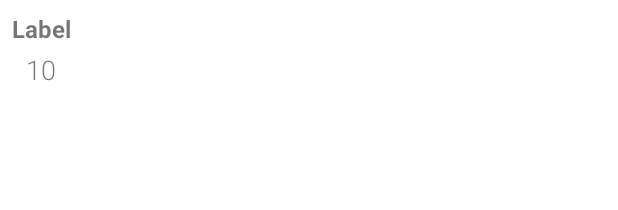
After one commit to myanes-dev/marvel-android-mvvm-clean-architecture, an Android app: the layout cv_resource_counter.xml on its own in the app's theme, with its tools: preview values and no code run, on a phone screen of 412 x 824 dp. The commit adds this screen. Shown: the top 210 px of the screen. Run offline under Robolectric (Android 15) with nearby library versions, the phone set to English and light mode, and no system bars.

Commit message:
added real data for hero detail with resources counters

```diff
--- a/app/src/main/java/dev/myanes/marvelheroes/config/DI.kt
+++ b/app/src/main/java/dev/myanes/marvelheroes/config/DI.kt
@@ -4,6 +4,7 @@ import dev.myanes.marvelheroes.data.datasources.HttpDataSource
 import dev.myanes.marvelheroes.data.datasources.Remote
 import dev.myanes.marvelheroes.data.repositories.HeroRepositoryImpl
 import dev.myanes.marvelheroes.domain.repositories.HeroRepository
+import dev.myanes.marvelheroes.domain.usecases.GetHeroDetailUseCase
 import dev.myanes.marvelheroes.domain.usecases.GetHeroesUseCase
 import dev.myanes.marvelheroes.presentation.screens.herodetail.HeroDetailViewModel
 import dev.myanes.marvelheroes.presentation.screens.herolist.HeroListViewModel
@@ -33,10 +34,11 @@ val dataModule = module {
 val domainModule = module {
     // UseCases
     factory { GetHeroesUseCase(heroRepository = get()) }
+    factory { GetHeroDetailUseCase(heroRepository = get()) }
 }
 
 val presentationModule = module {
     // ViewModels
     viewModel { HeroListViewModel(getHeroesUseCase = get()) }
-    viewModel { HeroDetailViewModel() }
+    viewModel { HeroDetailViewModel(getHeroDetailUseCase = get()) }
 }
--- a/app/src/main/java/dev/myanes/marvelheroes/data/datasources/Remote.kt
+++ b/app/src/main/java/dev/myanes/marvelheroes/data/datasources/Remote.kt
@@ -6,5 +6,5 @@ import dev.myanes.marvelheroes.domain.models.Hero
 
 interface Remote {
     suspend fun getLatestHeroes(): Either<Result.Error, List<Hero>>
-    suspend fun getHeroDetail(): Either<Result.Error, Hero>
+    suspend fun getHeroDetail(id: String): Either<Result.Error, Hero>
 }
--- a/app/src/main/java/dev/myanes/marvelheroes/data/repositories/HeroRepositoryImpl.kt
+++ b/app/src/main/java/dev/myanes/marvelheroes/data/repositories/HeroRepositoryImpl.kt
@@ -10,7 +10,7 @@ class HeroRepositoryImpl(private val remoteDataSource: Remote) : HeroRepository
     override suspend fun getLatestHeroes(): Either<Result.Error, List<Hero>> =
         remoteDataSource.getLatestHeroes()
 
-    override suspend fun getHeroDetail(): Either<Result.Error, Hero> =
-        remoteDataSource.getHeroDetail()
+    override suspend fun getHeroDetail(id: String): Either<Result.Error, Hero> =
+        remoteDataSource.getHeroDetail(id)
 
 }
--- a/app/src/main/java/dev/myanes/marvelheroes/domain/repositories/HeroRepository.kt
+++ b/app/src/main/java/dev/myanes/marvelheroes/domain/repositories/HeroRepository.kt
@@ -6,5 +6,5 @@ import dev.myanes.marvelheroes.domain.models.Hero
 
 interface HeroRepository {
     suspend fun getLatestHeroes(): Either<Result.Error, List<Hero>>
-    suspend fun getHeroDetail(): Either<Result.Error, Hero>
+    suspend fun getHeroDetail(id: String): Either<Result.Error, Hero>
 }
--- /dev/null
+++ b/app/src/main/res/layout/cv_resource_counter.xml
@@ -0,0 +1,32 @@
+<?xml version="1.0" encoding="utf-8"?>
+<LinearLayout xmlns:android="http://schemas.android.com/apk/res/android"
+    xmlns:tools="http://schemas.android.com/tools"
+    android:layout_width="0dp"
+    android:layout_height="wrap_content"
+    android:layout_margin="@dimen/MARGIN_S"
+    android:layout_weight="1"
+    android:orientation="vertical"
+    tools:layout_width="wrap_content">
+
+    <TextView
+        android:id="@+id/tvCounterLabel"
+        android:layout_width="match_parent"
+        android:layout_height="wrap_content"
+        android:gravity="center"
+        android:textIsSelectable="true"
+        android:textStyle="bold"
+        android:textSize="@dimen/font_size_M"
+        android:layout_marginBottom="@dimen/MARGIN_XS"
+        tools:text="Label" />
+
+    <TextView
+        android:id="@+id/tvCounterValue"
+        android:layout_width="match_parent"
+        android:layout_height="wrap_content"
+        android:gravity="center"
+        android:textSize="@dimen/font_size_L"
+        android:fontFamily="sans-serif-light"
+        android:textIsSelectable="true"
+        tools:text="10" />
+
+</LinearLayout>
--- a/app/src/main/res/values/strings.xml
+++ b/app/src/main/res/values/strings.xml
@@ -3,4 +3,8 @@
     <string name="title_item_detail">Item Detail</string>
     <string name="no_results">No results</string>
     <string name="unknown_error">Unknown error</string>
+    <string name="comics">Comics</string>
+    <string name="events">Events</string>
+    <string name="stories">Stories</string>
+    <string name="series">Series</string>
 </resources>
```
Also changed, not shown: app/src/main/java/dev/myanes/marvelheroes/data/datasources/HttpDataSource.kt (+12 -3 lines), app/src/main/java/dev/myanes/marvelheroes/data/models/dto/HeroDto.kt (+15 -2 lines), app/src/main/java/dev/myanes/marvelheroes/domain/models/Hero.kt (+7 -1 lines), app/src/main/java/dev/myanes/marvelheroes/domain/usecases/GetHeroDetailUseCase.kt (added, +13 -0 lines), app/src/main/java/dev/myanes/marvelheroes/presentation/screens/herodetail/HeroDetailFragment.kt (+32 -0 lines), app/src/main/java/dev/myanes/marvelheroes/presentation/screens/herodetail/HeroDetailViewModel.kt (+23 -6 lines), app/src/main/res/layout/fragment_hero_detail.xml (+36 -2 lines).
